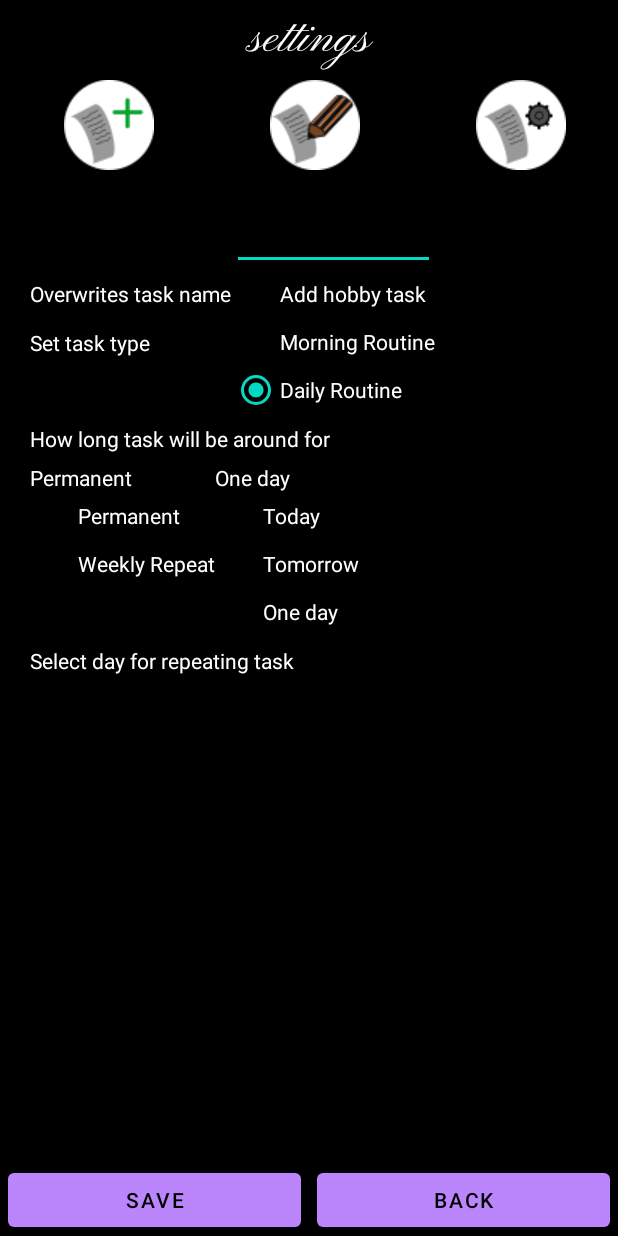
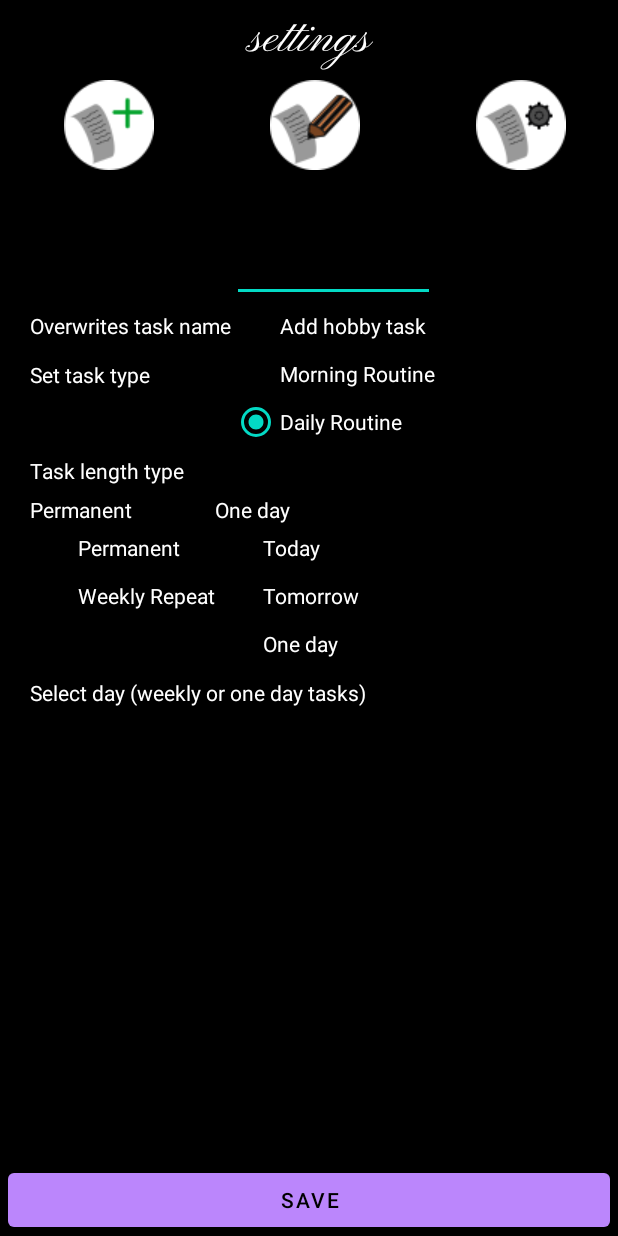
Before and after one commit to IamHere3/TaskApplication, an Android app: the screen it shows after launch (Settings), after a tap on an icon or button, on a phone screen of 412 x 824 dp. Run offline under Robolectric (Android 15) with nearby library versions, the phone set to English and light mode, and no system bars.

Commit message:
EasterUpdate(rollingUpdate)
reimplemented:
days being are now hidden again in new tasks when not needed based on the task type.
Changed:
Edit tasks now dynamically adds lines to the text entry to accommodate more lengthy task strings
Removed back button (unnecessary)
Edited text to better describe purpose

```diff
--- a/app/src/main/java/com/example/mementomori/NewTask.java
+++ b/app/src/main/java/com/example/mementomori/NewTask.java
@@ -52,13 +52,10 @@ public class NewTask extends Fragment {
     static int SatID = 2505;
     static int SunID = 2506;
 
-    static int dayGroupOneID = 2550;
-    static int dayGroupTwoID = 2551;
     static int taskLengthGroupOneID = 2560;
     static int taskLengthGroupTwoID = 2561;
-
-    RadioGroup dayGroupTwo, dayGroupOne;
-    RadioGroup taskLengthGroupTwo, taskLengthGroupOne;
+    static int dayGroupID = 2562;
+    RadioGroup taskLengthGroupTwo, taskLengthGroupOne, dayGroupOne, dayGroupTwo;
 
     @Override
     public void onResume()
@@ -85,10 +82,9 @@ public class NewTask extends Fragment {
 
         EditText editEntry = new EditText(activity);
         editEntry.setId(entryId);
-        editEntry.setSingleLine(false);
         editEntry.setImeOptions(EditorInfo.IME_FLAG_NO_ENTER_ACTION);
         editEntry.setInputType(InputType.TYPE_CLASS_TEXT | InputType.TYPE_TEXT_FLAG_MULTI_LINE);
-        editEntry.setLines(2);
+        editEntry.setLines(3);
 
         // apply
         BaseLayout.addView(editText);
@@ -159,7 +155,7 @@ public class NewTask extends Fragment {
         permanentTaskRadio.setId(permanentTask);
         permanentTaskRadio.setTextColor(getResources().getColor(R.color.white));
 
-        // Once day a week - popup? set day
+        // Select day/s will appear when selected
         RadioButton weeklyTaskRadio = new RadioButton(activity);
         weeklyTaskRadio.setId(weeklyTask);
         weeklyTaskRadio.setText(R.string.taskWeekly);
@@ -196,7 +192,7 @@ public class NewTask extends Fragment {
         taskLengthGroupTwo.setOrientation(LinearLayout.VERTICAL);
         taskLengthGroupTwo.setId(taskLengthGroupTwoID);
 
-        // apply radio buttons to radio group
+        // Adds radio buttons to radio group
         taskLengthGroupOne.addView(PermanentTag);
         taskLengthGroupOne.addView(permanentTaskRadio);
         taskLengthGroupOne.addView(weeklyTaskRadio);
@@ -206,9 +202,9 @@ public class NewTask extends Fragment {
         taskLengthGroupTwo.addView(tomorrowTaskRadio);
         taskLengthGroupTwo.addView(oneDayRadio);
 
-        // sets on change listener
-        taskLengthGroupOne.setOnCheckedChangeListener(taskLengthGroupOneListener);
-        taskLengthGroupTwo.setOnCheckedChangeListener(taskLengthGroupTwoListener);
+        // Sets on change listener
+        taskLengthGroupOne.setOnCheckedChangeListener(dayGroupOneListener);
+        taskLengthGroupTwo.setOnCheckedChangeListener(dayGroupTwoListener);
 
         TableLayout taskLengthTable = new TableLayout(activity);
 
@@ -229,88 +225,88 @@ public class NewTask extends Fragment {
         CheckBox Mon = new CheckBox(activity);
         Mon.setId(MonID);
         Mon.setText(R.string.Mon);
-        //Mon.setVisibility(View.INVISIBLE);
+        Mon.setVisibility(View.INVISIBLE);
         CheckBox Tue = new CheckBox(activity);
         Tue.setText(R.string.Tue);
         Tue.setId(TueID);
-        //Tue.setVisibility(View.INVISIBLE);
+        Tue.setVisibility(View.INVISIBLE);
         CheckBox Wed = new CheckBox(activity);
         Wed.setText(R.string.Wed);
         Wed.setId(WedID);
-        //Wed.setVisibility(View.INVISIBLE);
+        Wed.setVisibility(View.INVISIBLE);
         CheckBox Thr = new CheckBox(activity);
         Thr.setText(R.string.Thr);
         Thr.setId(ThrID);
-        //Thr.setVisibility(View.INVISIBLE);
+        Thr.setVisibility(View.INVISIBLE);
         CheckBox Fri = new CheckBox(activity);
         Fri.setText(R.string.Fri);
         Fri.setId(FriID);
-        //Fri.setVisibility(View.INVISIBLE);
+        Fri.setVisibility(View.INVISIBLE);
         CheckBox Sat = new CheckBox(activity);
         Sat.setText(R.string.Sat);
         Sat.setId(SatID);
-        //Sat.setVisibility(View.INVISIBLE);
+        Sat.setVisibility(View.INVISIBLE);
         CheckBox Sun = new CheckBox(activity);
         Sun.setText(R.string.Sun);
         Sun.setId(SunID);
-        //Sun.setVisibility(View.INVISIBLE);
+        Sun.setVisibility(View.INVISIBLE);
 
-        TableRow DaysOne = new TableRow(activity);
+        // Adds checkboxes to button group
+        dayGroupOne = new RadioGroup(activity);
+        dayGroupOne.setOrientation(LinearLayout.VERTICAL);
+        dayGroupOne.setId(dayGroupID);
 
-        DaysOne.addView(Mon);
-        DaysOne.addView(Tue);
+        dayGroupTwo = new RadioGroup(activity);
+        dayGroupTwo.setOrientation(LinearLayout.VERTICAL);
+        dayGroupTwo.setId(dayGroupID);
 
-        TableRow DaysTwo = new TableRow(activity);
+        dayGroupOne.addView(Mon);
+        dayGroupTwo.addView(Tue);
+        dayGroupOne.addView(Wed);
+        dayGroupTwo.addView(Thr);
+        dayGroupOne.addView(Fri);
+        dayGroupTwo.addView(Sat);
+        dayGroupOne.addView(Sun);
 
-        DaysTwo.addView(Wed);
-        DaysTwo.addView(Thr);
+        TableRow daySelection = new TableRow(activity);
 
-        TableRow DaysThree = new TableRow(activity);
+        daySelection.addView(dayGroupOne);
+        daySelection.addView(dayGroupTwo);
 
-        DaysThree.addView(Fri);
-        DaysThree.addView(Sat);
-
-        TableRow DaysFour = new TableRow(activity);
-
-        DaysFour.addView(Sun);
-
-        // apply rows
+        // Apply rows
         tableLayout.addView(BaseLayout);
         tableLayout.addView(selectDynamicTaskRow);
         tableLayout.addView(TaskTypeRow);
         tableLayout.addView(taskLength);
         tableLayout.addView(taskLengthTable);
         tableLayout.addView(textDays);
-        tableLayout.addView(DaysOne);
-        tableLayout.addView(DaysTwo);
-        tableLayout.addView(DaysThree);
-        tableLayout.addView(DaysFour);
+        tableLayout.addView(daySelection);
 
         return view;
     }
 
-    private RadioGroup.OnCheckedChangeListener taskLengthGroupOneListener = new RadioGroup.OnCheckedChangeListener() {
+    private RadioGroup.OnCheckedChangeListener dayGroupOneListener = new RadioGroup.OnCheckedChangeListener() {
         @Override
         public void onCheckedChanged(RadioGroup group, int checkedId) {
             if (checkedId != -1) {
                 taskLengthGroupTwo.setOnClickListener(null);
                 taskLengthGroupTwo.clearCheck();
-                taskLengthGroupTwo.setOnCheckedChangeListener(taskLengthGroupTwoListener);
+                taskLengthGroupTwo.setOnCheckedChangeListener(dayGroupTwoListener);
                 taskLengthGroupOne.check(checkedId);
 
-                //  TextView textDays = activity.findViewById(DayName);
+                //TextView textDays = activity.findViewById(DayName);
+
+                CheckBox MonId = dayGroupOne.findViewById(MonID);
+                CheckBox TueId = dayGroupTwo.findViewById(TueID);
+                CheckBox WedId = dayGroupOne.findViewById(WedID);
+                CheckBox ThrId = dayGroupTwo.findViewById(ThrID);
+                CheckBox FriId = dayGroupOne.findViewById(FriID);
+                CheckBox SatId = dayGroupTwo.findViewById(SatID);
+                CheckBox SunId = dayGroupOne.findViewById(SunID);
 
 
-                /*
-                CheckBox TueId = dayGroupOne.findViewById(TueID);
-                CheckBox WedId = dayGroupOne.findViewById(WedID);
-                CheckBox ThrId = dayGroupOne.findViewById(ThrID);
-                CheckBox FriId = dayGroupTwo.findViewById(FriID);
-                CheckBox SatId = dayGroupTwo.findViewById(SatID);
-                CheckBox SunId = dayGroupTwo.findViewById(SunID);
-
                 if (checkedId == weeklyTask) {
-                    // textDays.setVisibility(View.VISIBLE);
+                    //textDays.setVisibility(View.VISIBLE);
 
                     MonId.setVisibility(View.VISIBLE);
                     TueId.setVisibility(View.VISIBLE);
@@ -330,36 +326,44 @@ public class NewTask extends Fragment {
                     SatId.setVisibility(View.INVISIBLE);
                     SunId.setVisibility(View.INVISIBLE);
                 }
-
-                 */
             }
         }
     };
 
 
-    private RadioGroup.OnCheckedChangeListener taskLengthGroupTwoListener = new RadioGroup.OnCheckedChangeListener() {
+    private RadioGroup.OnCheckedChangeListener dayGroupTwoListener = new RadioGroup.OnCheckedChangeListener() {
 
         @Override
         public void onCheckedChanged(RadioGroup group, int checkedId) {
             if (checkedId != -1) {
                 taskLengthGroupOne.setOnClickListener(null);
                 taskLengthGroupOne.clearCheck();
-                taskLengthGroupOne.setOnCheckedChangeListener(taskLengthGroupOneListener);
+                taskLengthGroupOne.setOnCheckedChangeListener(dayGroupOneListener);
                 taskLengthGroupTwo.check(checkedId);
 
                 // TextView textDays = activity.findViewById(DayName);
 
-                /*
                 CheckBox MonId = dayGroupOne.findViewById(MonID);
-                CheckBox TueId = dayGroupOne.findViewById(TueID);
+                CheckBox TueId = dayGroupTwo.findViewById(TueID);
                 CheckBox WedId = dayGroupOne.findViewById(WedID);
-                CheckBox ThrId = dayGroupOne.findViewById(ThrID);
-                CheckBox FriId = dayGroupTwo.findViewById(FriID);
+                CheckBox ThrId = dayGroupTwo.findViewById(ThrID);
+                CheckBox FriId = dayGroupOne.findViewById(FriID);
                 CheckBox SatId = dayGroupTwo.findViewById(SatID);
-                CheckBox SunId = dayGroupTwo.findViewById(SunID);
+                CheckBox SunId = dayGroupOne.findViewById(SunID);
 
-                // textDays.setVisibility(View.INVISIBLE);
+                if(checkedId == oneDayTask) {
+                    //textDays.setVisibility(View.INVISIBLE);
 
+                    MonId.setVisibility(View.VISIBLE);
+                    TueId.setVisibility(View.VISIBLE);
+                    WedId.setVisibility(View.VISIBLE);
+                    ThrId.setVisibility(View.VISIBLE);
+                    FriId.setVisibility(View.VISIBLE);
+                    SatId.setVisibility(View.VISIBLE);
+                    SunId.setVisibility(View.VISIBLE);
+                }
+                else
+                {
                     MonId.setVisibility(View.INVISIBLE);
                     TueId.setVisibility(View.INVISIBLE);
                     WedId.setVisibility(View.INVISIBLE);
@@ -367,8 +371,7 @@ public class NewTask extends Fragment {
                     FriId.setVisibility(View.INVISIBLE);
                     SatId.setVisibility(View.INVISIBLE);
                     SunId.setVisibility(View.INVISIBLE);
-
-                 */
+                }
             }
         }
     };
--- a/app/src/main/java/com/example/mementomori/Settings.java
+++ b/app/src/main/java/com/example/mementomori/Settings.java
@@ -7,6 +7,7 @@ import androidx.fragment.app.FragmentTransaction;
 import android.content.Intent;
 import android.content.SharedPreferences;
 import android.os.Bundle;
+import android.text.InputType;
 import android.view.View;
 import android.view.Window;
 import android.widget.CheckBox;
@@ -188,7 +189,16 @@ public class Settings extends SaveClass {
             }
         }
 
+        int i = 0;
+        int lines = 1;
+        while (taskSpinTextSelected.length() > i)
+        {
+            lines++;
+            i = i + 18;
+        }
+
         dailyP.setText(taskSpinTextSelected);
+        dailyP.setLines(lines);
     }
 
     protected void updateHobbySelected(int spinPositionSelected)
--- a/app/src/main/java/com/example/mementomori/TaskDays.java
+++ b/app/src/main/java/com/example/mementomori/TaskDays.java
@@ -76,7 +76,7 @@ public class TaskDays extends Fragment {
         TableLayout.LayoutParams tablePram = new TableLayout.LayoutParams(TableRow.LayoutParams.MATCH_PARENT, TableLayout.LayoutParams.MATCH_PARENT);
 
 
-        TableLayout tableLayout = (TableLayout) view.findViewById(R.id.tableFragment);
+        TableLayout tableLayout = view.findViewById(R.id.tableFragment);
         tableLayout.setLayoutParams(tablePram);
 
         TableRow selectTaskRow = new TableRow(activity);
@@ -104,7 +104,6 @@ public class TaskDays extends Fragment {
         }
 
         ArrayAdapter<String> spinnerArrayAdapter = new ArrayAdapter<String>(activity, android.R.layout.simple_spinner_dropdown_item, spinnerArray);
-
 
         Spinner selectTaskDropdown = new Spinner(activity);
         selectTaskDropdown.setAdapter(spinnerArrayAdapter);
@@ -139,7 +138,6 @@ public class TaskDays extends Fragment {
         EditText editEntry = new EditText(activity);
         editEntry.setText(R.string.holderText);
         editEntry.setId(entryId);
-        editEntry.setSingleLine(false);
         editEntry.setInputType(InputType.TYPE_CLASS_TEXT | InputType.TYPE_TEXT_FLAG_MULTI_LINE);
         editEntry.setLines(5);
         editEntry.setMaxWidth(width);
--- a/app/src/main/res/layout/activity_settings.xml
+++ b/app/src/main/res/layout/activity_settings.xml
@@ -81,6 +81,8 @@
     <RelativeLayout
         android:layout_width="wrap_content"
         android:layout_height="wrap_content">
+
+        <!-- used to ensure save button is fixed to the bottom of the screen -->
         <TableLayout
             android:layout_width="match_parent"
             android:layout_height="wrap_content"
@@ -99,15 +101,6 @@
                     android:onClick="taskSettings"
                     />
 
-                <Button
-                    android:id="@+id/Back"
-                    android:layout_height="wrap_content"
-                    android:layout_marginStart="5dp"
-                    android:layout_marginEnd="5dp"
-                    android:layout_width="0dp"
-                    android:layout_weight="1"
-                    android:text="@string/back"
-                    />
             </TableRow>
         </TableLayout>
     </RelativeLayout>
--- a/app/src/main/res/values/strings.xml
+++ b/app/src/main/res/values/strings.xml
@@ -41,7 +41,7 @@
     <string name="Author">Author</string>
 
     <!-- task length types -->
-    <string name="taskLength">How long task will be around for</string>
+    <string name="taskLength">Task length type</string>
     <string name="taskLengthOneDay">One day</string>
     <string name="taskLengthPermanent">Permanent length</string>
     <string name="taskPermanent">Permanent</string>
@@ -63,8 +63,7 @@
     <string name="back">Back</string>
     <string name="save">Save</string>
 
-    <string name="textDay">Select day for repeating task</string>
-
+    <string name="textDay">Select day (weekly or one day tasks)</string>
 
     <string name="next">Next</string>
     <string name="previous">Previous</string>
```
Lines whose indentation alone changed are shown as unchanged.
